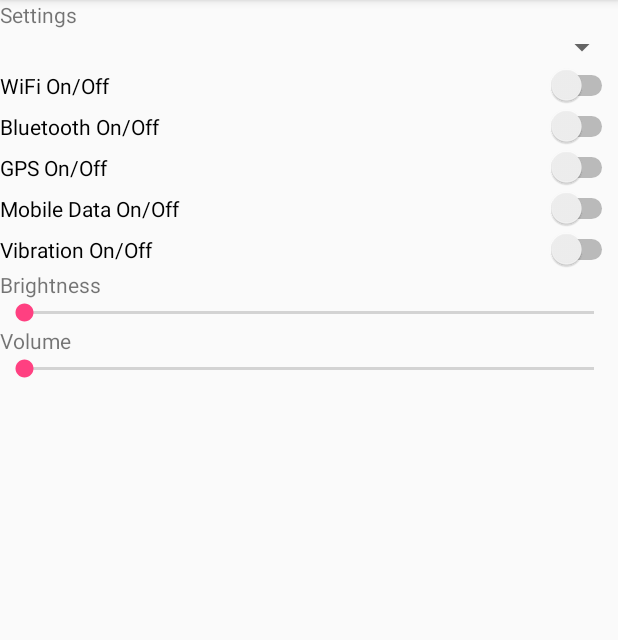
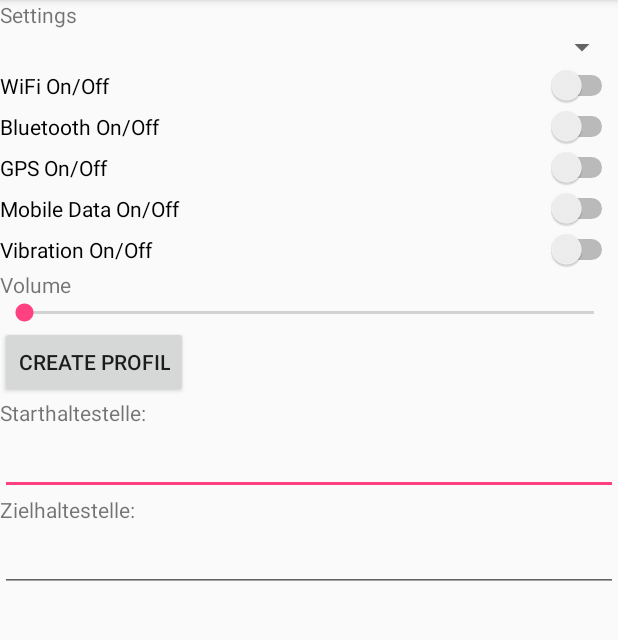
Before and after one commit to trickrig/SRHApp, an Android app: the fragment SettingsTab shown on its own in the app's theme, on a phone screen of 412 x 824 dp, the part 84-724 px from its top. Run offline under Robolectric (Android 15) with nearby library versions, the phone set to English and light mode, and no system bars.

```diff
--- a/app/src/main/res/layout/settingstab_layout.xml
+++ b/app/src/main/res/layout/settingstab_layout.xml
@@ -54,22 +54,9 @@
     <TextView
         android:layout_width="wrap_content"
         android:layout_height="wrap_content"
-        android:id="@+id/brightnessTextView"
-        android:text="@string/brightnessTextView"
-        android:layout_below="@id/vibrationSwitch"/>
-
-    <SeekBar
-        android:layout_width="match_parent"
-        android:layout_height="wrap_content"
-        android:id="@+id/brightnessSeekBar"
-        android:layout_below="@id/brightnessTextView" />
-
-    <TextView
-        android:layout_width="wrap_content"
-        android:layout_height="wrap_content"
         android:id="@+id/volumeTextView"
         android:text="@string/volumeTextView"
-        android:layout_below="@id/brightnessSeekBar"/>
+        android:layout_below="@id/mobileSwitch"/>
 
     <SeekBar
         android:layout_width="match_parent"
@@ -78,5 +65,36 @@
         android:layout_below="@id/volumeTextView"
         android:layout_alignParentEnd="true"/>
 
+    <Button
+        android:layout_width="wrap_content"
+        android:layout_height="wrap_content"
+        android:id="@+id/createProfilButton"
+        android:text="Create profil"/>
+
+    <TextView
+        android:id="@+id/starthaltTextView"
+        android:layout_width="wrap_content"
+        android:layout_height="wrap_content"
+        android:layout_above="@+id/starthaltEditText"
+        android:layout_alignParentEnd="true"
+        android:text="Starthaltestelle: "/>
+
+    <EditText
+        android:layout_width="match_parent"
+        android:layout_height="wrap_content"
+        android:id="@+id/starthaltEditText"
+        android:layout_above="@+id/zielhaltTextView" />
+
+    <TextView
+        android:id="@+id/zielhaltTextView"
+        android:layout_width="wrap_content"
+        android:layout_height="wrap_content"
+        android:layout_above="@+id/zielhaltEditText"
+        android:text="Zielhaltestelle: "/>
+
+    <EditText
+        android:layout_width="match_parent"
+        android:layout_height="wrap_content"
+        android:id="@+id/zielhaltEditText" />
 
 </LinearLayout>
```
Also changed, not shown: app/src/main/java/de/srh/srha/MainActivity.java (+2 -43 lines), app/src/main/res/layout/activity_main.xml (+19 -28 lines), app/src/main/res/layout/servicetab_layout.xml (+0 -34 lines).
